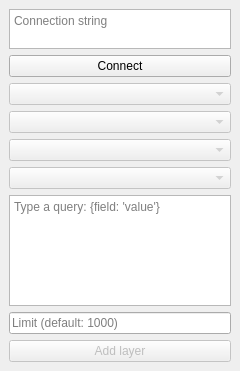
Before: the Qt Designer form core/mongodb_layer_dockwidget_base.ui in rombru/mongodb_layer, drawn with Qt 5.
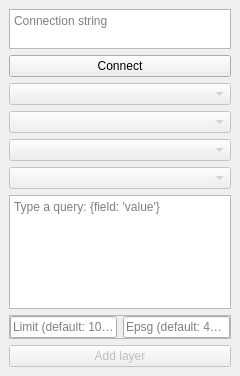
After: the same form once the commit is applied.

Commit message: feat: add support for epsgs different from 4326

```diff
--- a/core/mongodb_layer_dockwidget_base.ui
+++ b/core/mongodb_layer_dockwidget_base.ui
@@ -10,13 +10,13 @@
     <x>0</x>
     <y>0</y>
     <width>240</width>
-    <height>371</height>
+    <height>376</height>
    </rect>
   </property>
   <property name="minimumSize">
    <size>
-    <width>150</width>
-    <height>200</height>
+    <width>187</width>
+    <height>376</height>
    </size>
   </property>
   <property name="windowTitle">
@@ -140,10 +140,50 @@
      </widget>
     </item>
     <item>
-     <widget class="QLineEdit" name="limitEdit">
-      <property name="placeholderText">
-       <string>Limit (default: 1000)</string>
+     <widget class="QFrame" name="frame">
+      <property name="locale">
+       <locale language="C" country="AnyCountry"/>
       </property>
+      <property name="frameShape">
+       <enum>QFrame::StyledPanel</enum>
+      </property>
+      <property name="frameShadow">
+       <enum>QFrame::Raised</enum>
+      </property>
+      <layout class="QHBoxLayout" name="horizontalLayout_5">
+       <property name="leftMargin">
+        <number>0</number>
+       </property>
+       <property name="topMargin">
+        <number>0</number>
+       </property>
+       <property name="rightMargin">
+        <number>0</number>
+       </property>
+       <property name="bottomMargin">
+        <number>0</number>
+       </property>
+       <item>
+        <widget class="QLineEdit" name="limitEdit">
+         <property name="locale">
+          <locale language="C" country="AnyCountry"/>
+         </property>
+         <property name="placeholderText">
+          <string>Limit (default: 1000)</string>
+         </property>
+        </widget>
+       </item>
+       <item>
+        <widget class="QLineEdit" name="epsgEdit">
+         <property name="locale">
+          <locale language="C" country="AnyCountry"/>
+         </property>
+         <property name="placeholderText">
+          <string>Epsg (default: 4326)</string>
+         </property>
+        </widget>
+       </item>
+      </layout>
      </widget>
     </item>
     <item>
```
Left out of the diff: 26 changed lines with no effect on the pictures. The commit also changes 2 other files.
